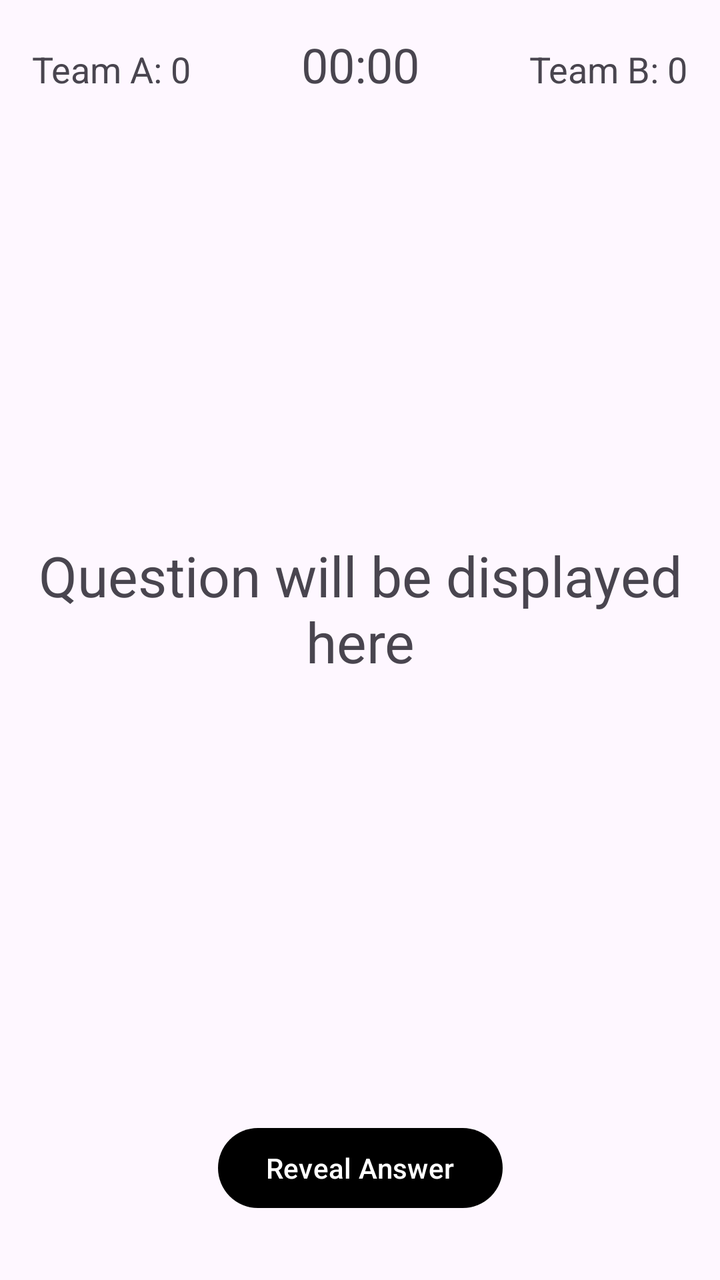
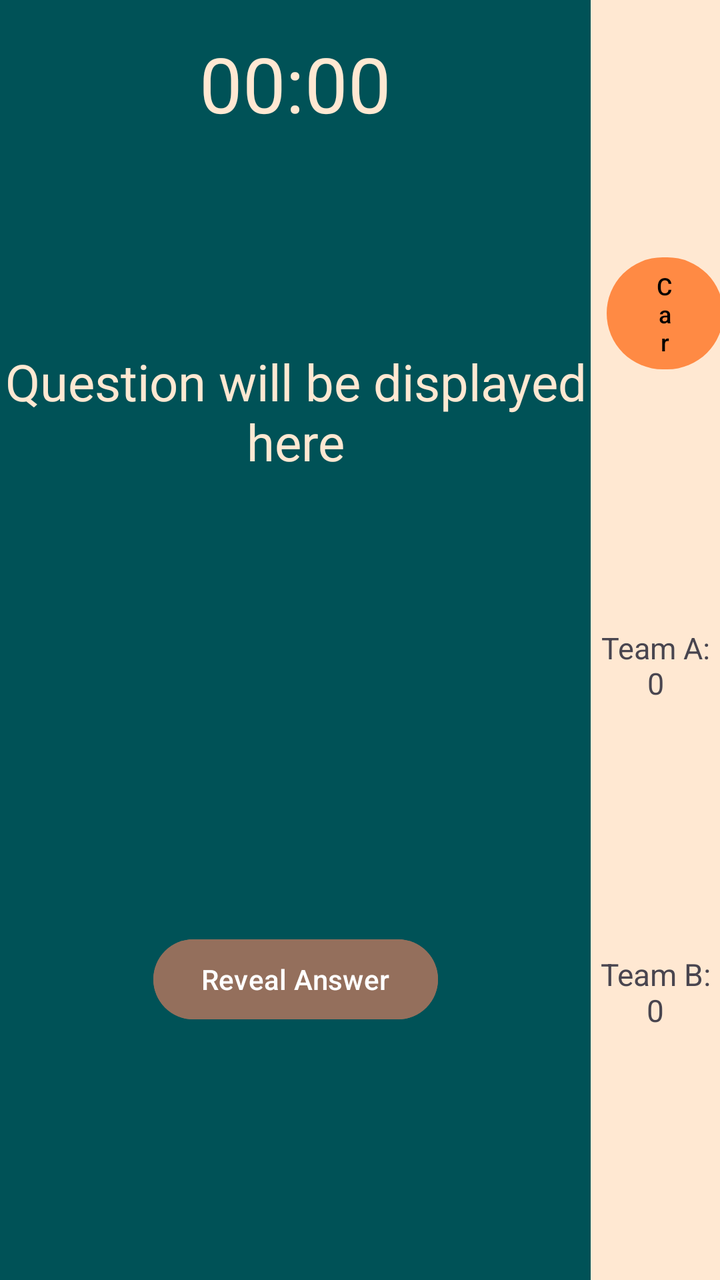

Compare the two renders of this Android layout. The source of the first and the diff that turns it into the second are given below.
<!-- AndroidManifest.xml: application theme Theme.MenuActivity -->
<!-- res/layout/activity_question_view.xml -->
<?xml version="1.0" encoding="utf-8"?>
<androidx.constraintlayout.widget.ConstraintLayout xmlns:android="http://schemas.android.com/apk/res/android"
    xmlns:app="http://schemas.android.com/apk/res-auto"
    xmlns:tools="http://schemas.android.com/tools"
    android:layout_width="match_parent"
    android:layout_height="match_parent"
    tools:context=".QuestionViewActivity">

    <TextView
        android:id="@+id/timer_text"
        android:layout_width="wrap_content"
        android:layout_height="wrap_content"
        android:layout_marginTop="16dp"
        android:text="00:00"
        android:textSize="24sp"
        app:layout_constraintEnd_toEndOf="parent"
        app:layout_constraintStart_toStartOf="parent"
        app:layout_constraintTop_toTopOf="parent" />

    <TextView
        android:id="@+id/team_a_score"
        android:layout_width="wrap_content"
        android:layout_height="wrap_content"
        android:layout_marginStart="16dp"
        android:text="Team A: 0"
        android:textSize="18sp"
        app:layout_constraintBaseline_toBaselineOf="@+id/timer_text"
        app:layout_constraintStart_toStartOf="parent" />

    <TextView
        android:id="@+id/team_b_score"
        android:layout_width="wrap_content"
        android:layout_height="wrap_content"
        android:layout_marginEnd="16dp"
        android:text="Team B: 0"
        android:textSize="18sp"
        app:layout_constraintBaseline_toBaselineOf="@+id/timer_text"
        app:layout_constraintEnd_toEndOf="parent" />

    <TextView
        android:id="@+id/question_text"
        android:layout_width="0dp"
        android:layout_height="wrap_content"
        android:layout_marginStart="16dp"
        android:layout_marginEnd="16dp"
        android:gravity="center"
        android:text="Question will be displayed here"
        android:textSize="28sp"
        app:layout_constraintBottom_toTopOf="@+id/question_image"
        app:layout_constraintEnd_toEndOf="parent"
        app:layout_constraintStart_toStartOf="parent"
        app:layout_constraintTop_toBottomOf="@+id/timer_text"
        app:layout_constraintVertical_chainStyle="packed" />

    <ImageView
        android:id="@+id/question_image"
        android:layout_width="wrap_content"
        android:layout_height="200dp"
        android:layout_marginTop="16dp"
        android:visibility="gone"
        app:layout_constraintBottom_toTopOf="@+id/reveal_answer_button"
        app:layout_constraintEnd_toEndOf="parent"
        app:layout_constraintStart_toStartOf="parent"
        app:layout_constraintTop_toBottomOf="@+id/question_text" />

    <Button
        android:id="@+id/reveal_answer_button"
        android:layout_width="wrap_content"
        android:layout_height="wrap_content"
        android:layout_marginBottom="32dp"
        android:text="Reveal Answer"
        app:layout_constraintBottom_toBottomOf="parent"
        app:layout_constraintEnd_toEndOf="parent"
        app:layout_constraintStart_toStartOf="parent" />

</androidx.constraintlayout.widget.ConstraintLayout>
<!-- resources referenced by this layout -->
<resources>
  <style name="Theme.MenuActivity" parent="Base.Theme.MenuActivity" />
  <style name="Base.Theme.MenuActivity" parent="Theme.Material3.DayNight.NoActionBar">
          
          <item name="android:windowFullscreen">true</item>
  
          <item name="colorPrimary">@color/black</item>
      </style>
  <color name="black">#FF000000</color>
</resources>

<!-- the commit's change to res/layout/activity_question_view.xml (unified diff, before → after) -->
@@ -6,71 +6,130 @@
     android:layout_height="match_parent"
     tools:context=".QuestionViewActivity">
 
-    <TextView
-        android:id="@+id/timer_text"
-        android:layout_width="wrap_content"
-        android:layout_height="wrap_content"
-        android:layout_marginTop="16dp"
-        android:text="00:00"
-        android:textSize="24sp"
-        app:layout_constraintEnd_toEndOf="parent"
-        app:layout_constraintStart_toStartOf="parent"
-        app:layout_constraintTop_toTopOf="parent" />
-
-    <TextView
-        android:id="@+id/team_a_score"
-        android:layout_width="wrap_content"
-        android:layout_height="wrap_content"
-        android:layout_marginStart="16dp"
-        android:text="Team A: 0"
-        android:textSize="18sp"
-        app:layout_constraintBaseline_toBaselineOf="@+id/timer_text"
-        app:layout_constraintStart_toStartOf="parent" />
-
-    <TextView
-        android:id="@+id/team_b_score"
-        android:layout_width="wrap_content"
-        android:layout_height="wrap_content"
-        android:layout_marginEnd="16dp"
-        android:text="Team B: 0"
-        android:textSize="18sp"
-        app:layout_constraintBaseline_toBaselineOf="@+id/timer_text"
-        app:layout_constraintEnd_toEndOf="parent" />
-
-    <TextView
-        android:id="@+id/question_text"
+    <androidx.constraintlayout.widget.ConstraintLayout
+        android:id="@+id/score_sec"
         android:layout_width="0dp"
-        android:layout_height="wrap_content"
-        android:layout_marginStart="16dp"
-        android:layout_marginEnd="16dp"
-        android:gravity="center"
-        android:text="Question will be displayed here"
-        android:textSize="28sp"
-        app:layout_constraintBottom_toTopOf="@+id/question_image"
-        app:layout_constraintEnd_toEndOf="parent"
-        app:layout_constraintStart_toStartOf="parent"
-        app:layout_constraintTop_toBottomOf="@+id/timer_text"
-        app:layout_constraintVertical_chainStyle="packed" />
-
-    <ImageView
-        android:id="@+id/question_image"
-        android:layout_width="wrap_content"
-        android:layout_height="200dp"
-        android:layout_marginTop="16dp"
-        android:visibility="gone"
-        app:layout_constraintBottom_toTopOf="@+id/reveal_answer_button"
-        app:layout_constraintEnd_toEndOf="parent"
-        app:layout_constraintStart_toStartOf="parent"
-        app:layout_constraintTop_toBottomOf="@+id/question_text" />
-
-    <Button
-        android:id="@+id/reveal_answer_button"
-        android:layout_width="wrap_content"
-        android:layout_height="wrap_content"
-        android:layout_marginBottom="32dp"
-        android:text="Reveal Answer"
+        android:layout_height="match_parent"
+        android:background="@color/Primary"
         app:layout_constraintBottom_toBottomOf="parent"
         app:layout_constraintEnd_toEndOf="parent"
-        app:layout_constraintStart_toStartOf="parent" />
+        app:layout_constraintTop_toTopOf="parent"
+        app:layout_constraintWidth_percent="0.18">
+
+        <com.google.android.material.button.MaterialButton
+            android:id="@+id/question_points"
+            app:backgroundTint="@color/ripplePrimary"
+            android:textColor="@color/black"
+            app:layout_constraintHeight_percent="0.1"
+            android:layout_width="0dp"
+            android:layout_height="0dp"
+            android:layout_marginLeft="8dp"
+            app:layout_constraintWidth_percent="0.9"
+            android:text="Cars : 200"
+            android:autoSizeTextType="uniform"
+            app:layout_constraintBottom_toTopOf="@+id/team_a_score"
+            app:layout_constraintStart_toStartOf="parent"
+            app:layout_constraintTop_toTopOf="parent"
+            android:textAlignment="center"/>
+
+        <TextView
+            android:id="@+id/team_a_score"
+            app:layout_constraintHeight_percent="0.06"
+
+            android:layout_width="0dp"
+            android:textAlignment="center"
+            android:layout_height="0dp"
+            app:layout_constraintWidth_percent="1"
+            android:text="Team A: 0"
+            android:autoSizeTextType="uniform"
+            app:layout_constraintBottom_toTopOf="@+id/team_b_score"
+            app:layout_constraintStart_toStartOf="parent"
+            app:layout_constraintTop_toBottomOf="@id/question_points" />
+
+        <TextView
+            android:id="@+id/team_b_score"
+            app:layout_constraintHeight_percent="0.06"
+            android:layout_width="0dp"
+            android:textAlignment="center"
+            app:layout_constraintWidth_percent="1"
+            android:layout_height="0dp"
+            android:text="Team B: 0"
+            android:autoSizeTextType="uniform"
+            app:layout_constraintBottom_toBottomOf="parent"
+            app:layout_constraintEnd_toEndOf="parent"
+            app:layout_constraintStart_toStartOf="parent"
+            app:layout_constraintTop_toBottomOf="@id/team_a_score" />
+    </androidx.constraintlayout.widget.ConstraintLayout>
+
+    <androidx.constraintlayout.widget.ConstraintLayout
+        android:id="@+id/que_sec"
+        android:layout_width="0dp"
+        android:layout_height="match_parent"
+        android:background="@color/background"
+        app:layout_constraintEnd_toStartOf="@id/score_sec"
+        app:layout_constraintHorizontal_bias="0.0"
+        app:layout_constraintStart_toStartOf="parent"
+        app:layout_constraintTop_toTopOf="parent"
+        app:layout_constraintWidth_percent="0.82">
+
+
+        <TextView
+            android:id="@+id/timer_text"
+            android:layout_width="0dp"
+            android:layout_height="0dp"
+            android:layout_marginVertical="16dp"
+            android:autoSizeTextType="uniform"
+            android:text="00:00"
+            android:textAlignment="center"
+            android:textColor="@color/Primary"
+            app:layout_constraintEnd_toEndOf="parent"
+            app:layout_constraintHeight_percent="0.08"
+            app:layout_constraintStart_toStartOf="parent"
+            app:layout_constraintTop_toTopOf="parent"
+            app:layout_constraintWidth_percent="0.35" />
+
+        <TextView
+            android:id="@+id/question_text"
+            android:layout_width="0dp"
+            android:layout_height="0dp"
+            android:layout_marginStart="16dp"
+            android:layout_marginEnd="16dp"
+            android:autoSizeTextType="uniform"
+            android:gravity="center"
+            android:text="Question will be displayed here"
+            android:textAlignment="center"
+            android:textColor="@color/Primary"
+            app:layout_constraintBottom_toTopOf="@+id/question_image"
+            app:layout_constraintEnd_toEndOf="parent"
+            app:layout_constraintHeight_percent="0.1"
+            app:layout_constraintStart_toStartOf="parent"
+            app:layout_constraintTop_toBottomOf="@id/timer_text"
+            app:layout_constraintVertical_chainStyle="packed"
+            app:layout_constraintWidth_percent="1" />
+
+        <ImageView
+            android:id="@+id/question_image"
+            android:layout_width="wrap_content"
+            android:layout_height="200dp"
+            android:layout_marginTop="16dp"
+            app:layout_constraintBottom_toTopOf="@id/reveal_answer_button"
+            app:layout_constraintEnd_toEndOf="parent"
+            app:layout_constraintStart_toStartOf="parent"
+            app:layout_constraintTop_toBottomOf="@+id/question_text" />
+
+        <Button
+            android:id="@+id/reveal_answer_button"
+            android:layout_width="wrap_content"
+            android:layout_height="wrap_content"
+            android:layout_marginTop="12dp"
+            android:layout_marginBottom="20dp"
+            android:backgroundTint="@color/Secondry"
+            android:text="Reveal Answer"
+            app:layout_constraintBottom_toBottomOf="parent"
+            app:layout_constraintEnd_toEndOf="parent"
+            app:layout_constraintStart_toStartOf="parent"
+            app:layout_constraintTop_toBottomOf="@id/question_image" />
+    </androidx.constraintlayout.widget.ConstraintLayout>
+
 
 </androidx.constraintlayout.widget.ConstraintLayout>
<!-- resource entries referenced after the edit -->
@@ -1,5 +1,8 @@
 <!-- resources referenced by this layout -->
 <resources>
+  <color name="Primary">#ffe8d2</color>
+  <color name="Secondry">#946f5c</color>
+  <color name="background">#005257</color>
   <style name="Theme.MenuActivity" parent="Base.Theme.MenuActivity" />
   <style name="Base.Theme.MenuActivity" parent="Theme.Material3.DayNight.NoActionBar">
           
@@ -8,5 +11,6 @@
           <item name="colorPrimary">@color/black</item>
       </style>
   <color name="black">#FF000000</color>
+  <color name="ripplePrimary">#ff8a44</color>
 </resources>
 
